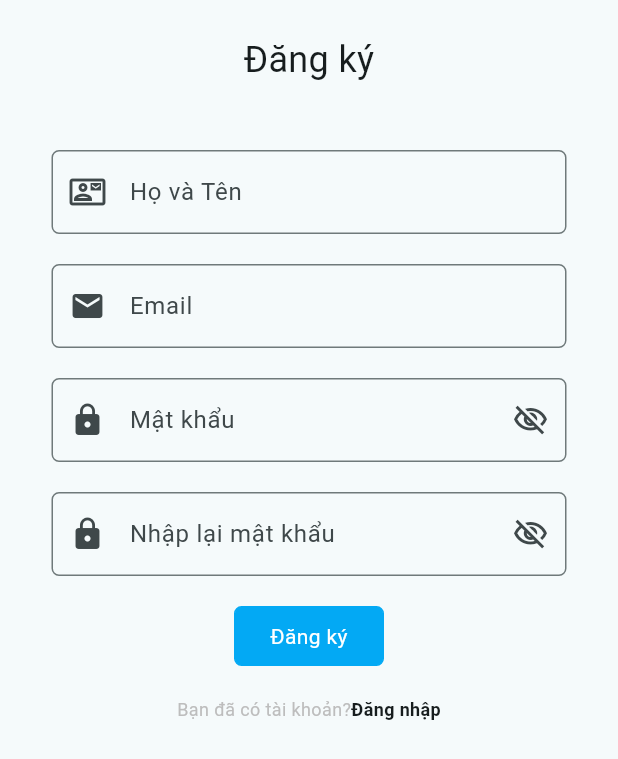
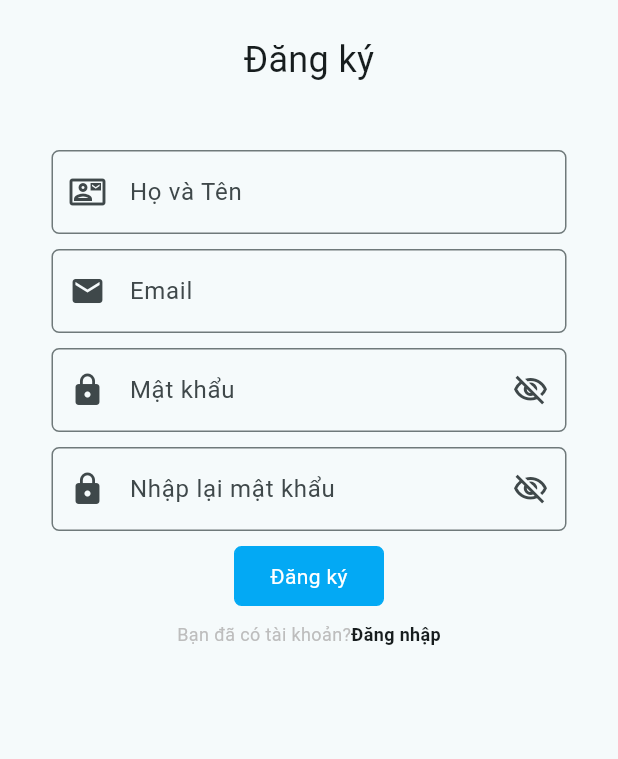
Before and after one commit to thienkk25/MovieApp, a Flutter app: the screen it shows after launch, after a tap on "Đăng ký", on a phone screen of 412 x 824 dp. Shown: the top 759 px of the screen. Run offline on Flutter 3.47's test engine with Material 3 defaults, Android fonts, the phone set to English and light mode, and no system bars; drawn by our look-alikes of flutter_animate; our stand-ins replace cached_network_image, cloud_firestore, connectivity_plus, firebase_auth, firebase_core, flutter_local_notifications and 8 more; missing offline and left inert: flutter_facebook_auth, flutter_inappwebview, workmanager; accounts and stored records are empty; generated files the repository leaves out were written again; statements that could not run were skipped.

Commit message:
add widget  and sign with google and facebook

```diff
--- a/lib/src/screens/login_screen.dart
+++ b/lib/src/screens/login_screen.dart
@@ -1,3 +1,5 @@
+import 'dart:async';
+
 import 'package:flutter/material.dart';
 import 'package:flutter_animate/flutter_animate.dart';
 import 'package:movie_app/src/controllers/user_controller.dart';
@@ -59,6 +61,7 @@ class _LoginScreenState extends State<LoginScreen> {
               child: Form(
                 key: keyForm,
                 child: Column(
+                  spacing: 10,
                   children: [
                     TextFormField(
                       controller: emailController,
@@ -78,9 +81,6 @@ class _LoginScreenState extends State<LoginScreen> {
                           borderSide: const BorderSide(width: 1),
                         ),
                       ),
-                    ),
-                    const SizedBox(
-                      height: 20,
                     ),
                     TextFormField(
                       controller: pwController,
@@ -121,9 +121,6 @@ class _LoginScreenState extends State<LoginScreen> {
                                   builder: (_) => const ForgotScreen())),
                           child: const Text("Quên mật khẩu")),
                     ),
-                    const SizedBox(
-                      height: 20,
-                    ),
                     GestureDetector(
                       onTap: () {
                         FocusScope.of(context).requestFocus(FocusNode());
@@ -148,9 +145,6 @@ class _LoginScreenState extends State<LoginScreen> {
                         ),
                       ),
                     ),
-                    const SizedBox(
-                      height: 20,
-                    ),
                     Row(
                       mainAxisAlignment: MainAxisAlignment.center,
                       children: [
@@ -171,6 +165,88 @@ class _LoginScreenState extends State<LoginScreen> {
                           ),
                         ),
                       ],
+                    ),
+                    const Row(
+                      children: [
+                        Expanded(
+                          child: Divider(),
+                        ),
+                        Padding(
+                          padding: EdgeInsets.symmetric(horizontal: 8.0),
+                          child: Text("Hoặc"),
+                        ),
+                        Expanded(
+                          child: Divider(),
+                        ),
+                      ],
+                    ),
+                    GestureDetector(
+                      onTap: () {
+                        FocusScope.of(context).requestFocus(FocusNode());
+                        signInWithGoogle();
+                      },
+                      child: Container(
+                        padding: const EdgeInsets.all(10),
+                        height: 40,
+                        width: 230,
+                        decoration: BoxDecoration(
+                          borderRadius: BorderRadius.circular(5),
+                          color: Colors.white,
+                          border:
+                              Border.all(width: 1, color: Colors.grey.shade400),
+                        ),
+                        child: Row(
+                          spacing: 10,
+                          children: [
+                            Image.asset(
+                              "assets/imgs/logo_google.png",
+                              height: 20,
+                              width: 20,
+                            ),
+                            const Text(
+                              "Đăng nhập bằng Google",
+                              style: TextStyle(
+                                color: Colors.black87,
+                                fontWeight: FontWeight.w500,
+                              ),
+                            ),
+                          ],
+                        ),
+                      ),
+                    ),
+                    GestureDetector(
+                      onTap: () {
+                        FocusScope.of(context).requestFocus(FocusNode());
+                        signInWithFacebook();
+                      },
+                      child: Container(
+                        padding: const EdgeInsets.all(10),
+                        height: 40,
+                        width: 230,
+                        decoration: BoxDecoration(
+                          borderRadius: BorderRadius.circular(5),
+                          color: const Color(0xFF1877F2), // Facebook Blue
+                          border: Border.all(
+                              width: 1, color: const Color(0xFF1877F2)),
+                        ),
+                        child: Row(
+                          spacing: 10,
+                          children: [
+                            Image.asset(
+                              "assets/imgs/logo_facebook.png",
+                              width: 20,
+                              height: 20,
+                            ),
+                            const Text(
+                              "Đăng nhập bằng Facebook",
+                              style: TextStyle(
+                                color: Colors.white,
+                                fontWeight: FontWeight.w500,
+                              ),
+                            ),
+                          ],
+                        ),
+                      ),
                     ),
                   ].animate(interval: 300.ms).scaleX(duration: 300.ms),
                 ),
@@ -212,4 +288,62 @@ class _LoginScreenState extends State<LoginScreen> {
       OverlayScreen().showOverlay(context, result, Colors.red, duration: 3);
     }
   }
+
+  Future<void> signInWithGoogle() async {
+    showDialog(
+      barrierDismissible: false,
+      context: context,
+      builder: (context) => const Center(
+        child: CircularProgressIndicator(),
+      ),
+    );
+    final result = await userController.signInWithGoogle();
+    final isUser = userController.isUser();
+    if (!mounted) return;
+    Navigator.pop(context);
+    if (result && isUser) {
+      OverlayScreen().showOverlay(context, "Đăng nhập thành công", Colors.green,
+          duration: 2);
+      if (!mounted) return;
+      Navigator.pushAndRemoveUntil(
+        context,
+        MaterialPageRoute(
+          builder: (_) => const HomeScreen(),
+        ),
+        (route) => false,
+      );
+    } else {
+      OverlayScreen()
+          .showOverlay(context, "Đăng nhập thất bại!", Colors.red, duration: 3);
+    }
+  }
+
+  Future<void> signInWithFacebook() async {
+    showDialog(
+      barrierDismissible: false,
+      context: context,
+      builder: (context) => const Center(
+        child: CircularProgressIndicator(),
+      ),
+    );
+    final result = await userController.signInWithFacebook();
+    final isUser = userController.isUser();
+    if (!mounted) return;
+    Navigator.pop(context);
+    if (result && isUser) {
+      OverlayScreen().showOverlay(context, "Đăng nhập thành công", Colors.green,
+          duration: 2);
+      if (!mounted) return;
+      Navigator.pushAndRemoveUntil(
+        context,
+        MaterialPageRoute(
+          builder: (_) => const HomeScreen(),
+        ),
+        (route) => false,
+      );
+    } else {
+      OverlayScreen()
+          .showOverlay(context, "Đăng nhập thất bại!", Colors.red, duration: 3);
+    }
+  }
 }
--- a/lib/src/screens/register_screen.dart
+++ b/lib/src/screens/register_screen.dart
@@ -53,6 +53,7 @@ class _RegisterScreenState extends State<RegisterScreen> {
             child: Form(
               key: keyForm,
               child: Column(
+                spacing: 10,
                 children: [
                   TextFormField(
                     controller: hvtController,
@@ -70,9 +71,6 @@ class _RegisterScreenState extends State<RegisterScreen> {
                         borderSide: const BorderSide(width: 1),
                       ),
                     ),
-                  ),
-                  const SizedBox(
-                    height: 20,
                   ),
                   TextFormField(
                     controller: emailController,
@@ -92,9 +90,6 @@ class _RegisterScreenState extends State<RegisterScreen> {
                         borderSide: const BorderSide(width: 1),
                       ),
                     ),
-                  ),
-                  const SizedBox(
-                    height: 20,
                   ),
                   TextFormField(
                     controller: pwController,
@@ -124,9 +119,6 @@ class _RegisterScreenState extends State<RegisterScreen> {
                         borderSide: const BorderSide(width: 1),
                       ),
                     ),
-                  ),
-                  const SizedBox(
-                    height: 20,
                   ),
                   TextFormField(
                     controller: rePwController,
@@ -159,9 +151,6 @@ class _RegisterScreenState extends State<RegisterScreen> {
                       ),
                     ),
                   ),
-                  const SizedBox(
-                    height: 20,
-                  ),
                   GestureDetector(
                     onTap: () {
                       FocusScope.of(context).requestFocus(FocusNode());
@@ -190,9 +179,6 @@ class _RegisterScreenState extends State<RegisterScreen> {
                         ),
                       ),
                     ),
-                  ),
-                  const SizedBox(
-                    height: 20,
                   ),
                   Row(
                     mainAxisAlignment: MainAxisAlignment.center,
```
Also changed, not shown: lib/src/controllers/user_controller.dart (+10 -0 lines), lib/src/services/auth_service.dart (+33 -0 lines).
